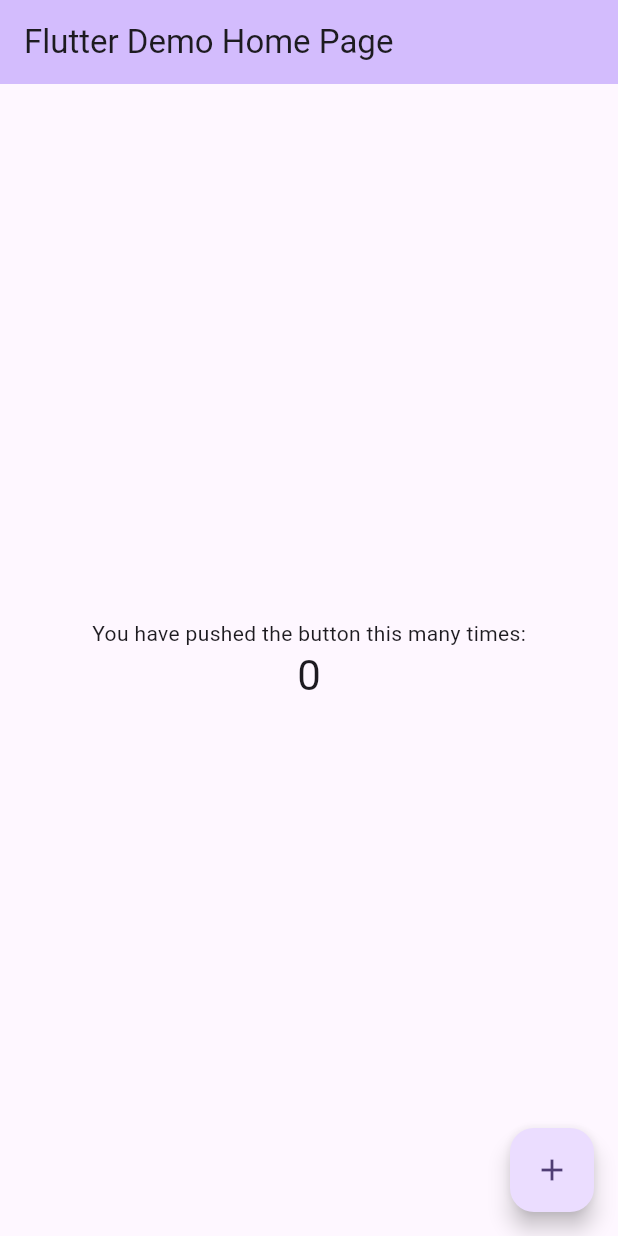
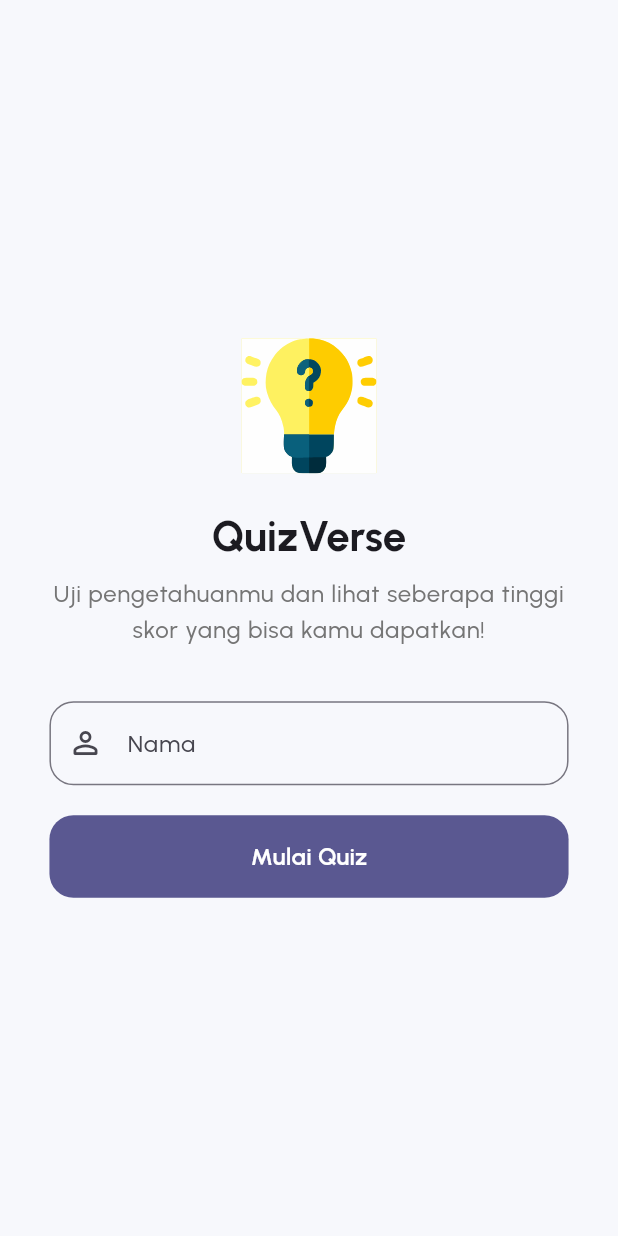
Before and after one commit to Azkakaban/QuizVerse, a Flutter app: the screen it shows after launch, on a phone screen of 412 x 824 dp. Run offline on Flutter 3.47's test engine with Material 3 defaults, Android fonts, the phone set to English and light mode, and no system bars; our stand-ins replace flutter_svg.

Commit message:
tambah dasar aplikasi dan halaman welcome

```diff
--- a/lib/main.dart
+++ b/lib/main.dart
@@ -1,122 +1,22 @@
 import 'package:flutter/material.dart';
 
+import 'screens/welcome_screen.dart';
+import 'theme/app_theme.dart';
+
 void main() {
-  runApp(const MyApp());
+  runApp(const QuizVerseApp());
 }
 
-class MyApp extends StatelessWidget {
-  const MyApp({super.key});
+class QuizVerseApp extends StatelessWidget {
+  const QuizVerseApp({super.key});
 
-  // This widget is the root of your application.
   @override
   Widget build(BuildContext context) {
     return MaterialApp(
-      title: 'Flutter Demo',
-      theme: ThemeData(
-        // This is the theme of your application.
-        //
-        // TRY THIS: Try running your application with "flutter run". You'll see
-        // the application has a purple toolbar. Then, without quitting the app,
-        // try changing the seedColor in the colorScheme below to Colors.green
-        // and then invoke "hot reload" (save your changes or press the "hot
-        // reload" button in a Flutter-supported IDE, or press "r" if you used
-        // the command line to start the app).
-        //
-        // Notice that the counter didn't reset back to zero; the application
-        // state is not lost during the reload. To reset the state, use hot
-        // restart instead.
-        //
-        // This works for code too, not just values: Most code changes can be
-        // tested with just a hot reload.
-        colorScheme: .fromSeed(seedColor: Colors.deepPurple),
-      ),
-      home: const MyHomePage(title: 'Flutter Demo Home Page'),
+      debugShowCheckedModeBanner: false,
+      title: 'QuizVerse',
+      theme: AppTheme.lightTheme,
+      home: const WelcomeScreen(),
     );
   }
 }
-
-class MyHomePage extends StatefulWidget {
-  const MyHomePage({super.key, required this.title});
-
-  // This widget is the home page of your application. It is stateful, meaning
-  // that it has a State object (defined below) that contains fields that affect
-  // how it looks.
-
-  // This class is the configuration for the state. It holds the values (in this
-  // case the title) provided by the parent (in this case the App widget) and
-  // used by the build method of the State. Fields in a Widget subclass are
-  // always marked "final".
-
-  final String title;
-
-  @override
-  State<MyHomePage> createState() => _MyHomePageState();
-}
-
-class _MyHomePageState extends State<MyHomePage> {
-  int _counter = 0;
-
-  void _incrementCounter() {
-    setState(() {
-      // This call to setState tells the Flutter framework that something has
-      // changed in this State, which causes it to rerun the build method below
-      // so that the display can reflect the updated values. If we changed
-      // _counter without calling setState(), then the build method would not be
-      // called again, and so nothing would appear to happen.
-      _counter++;
-    });
-  }
-
-  @override
-  Widget build(BuildContext context) {
-    // This method is rerun every time setState is called, for instance as done
-    // by the _incrementCounter method above.
-    //
-    // The Flutter framework has been optimized to make rerunning build methods
-    // fast, so that you can just rebuild anything that needs updating rather
-    // than having to individually change instances of widgets.
-    return Scaffold(
-      appBar: AppBar(
-        // TRY THIS: Try changing the color here to a specific color (to
-        // Colors.amber, perhaps?) and trigger a hot reload to see the AppBar
-        // change color while the other colors stay the same.
-        backgroundColor: Theme.of(context).colorScheme.inversePrimary,
-        // Here we take the value from the MyHomePage object that was created by
-        // the App.build method, and use it to set our appbar title.
-        title: Text(widget.title),
-      ),
-      body: Center(
-        // Center is a layout widget. It takes a single child and positions it
-        // in the middle of the parent.
-        child: Column(
-          // Column is also a layout widget. It takes a list of children and
-          // arranges them vertically. By default, it sizes itself to fit its
-          // children horizontally, and tries to be as tall as its parent.
-          //
-          // Column has various properties to control how it sizes itself and
-          // how it positions its children. Here we use mainAxisAlignment to
-          // center the children vertically; the main axis here is the vertical
-          // axis because Columns are vertical (the cross axis would be
-          // horizontal).
-          //
-          // TRY THIS: Invoke "debug painting" (choose the "Toggle Debug Paint"
-          // action in the IDE, or press "p" in the console), to see the
-          // wireframe for each widget.
-          mainAxisAlignment: .center,
-          children: [
-            const Text('You have pushed the button this many times:'),
-            Text(
-              '$_counter',
-              style: Theme.of(context).textTheme.headlineMedium,
-            ),
-          ],
-        ),
-      ),
-      floatingActionButton: FloatingActionButton(
-        onPressed: _incrementCounter,
-        tooltip: 'Increment',
-        child: const Icon(Icons.add),
-      ),
-    );
-  }
-}
--- /dev/null
+++ b/lib/screens/welcome_screen.dart
@@ -0,0 +1,126 @@
+import 'package:flutter/material.dart';
+import 'package:flutter_svg/flutter_svg.dart';
+
+class WelcomeScreen extends StatefulWidget {
+  const WelcomeScreen({super.key});
+
+  @override
+  State<WelcomeScreen> createState() => _WelcomeScreenState();
+}
+
+class _WelcomeScreenState extends State<WelcomeScreen> {
+  final TextEditingController _nameController = TextEditingController();
+
+  @override
+  void dispose() {
+    _nameController.dispose();
+    super.dispose();
+  }
+
+  void _startQuiz() {
+    final name = _nameController.text.trim();
+
+    if (name.isEmpty) {
+      ScaffoldMessenger.of(context).showSnackBar(
+        const SnackBar(
+          content: Text('Silakan masukkan nama terlebih dahulu.'),
+        ),
+      );
+      return;
+    }
+
+    ScaffoldMessenger.of(context).showSnackBar(
+      SnackBar(
+        content: Text('Selamat datang, $name!'),
+      ),
+    );
+  }
+
+  @override
+  Widget build(BuildContext context) {
+    final screenWidth = MediaQuery.sizeOf(context).width;
+
+    return Scaffold(
+      body: SafeArea(
+        child: Center(
+          child: SingleChildScrollView(
+            padding: EdgeInsets.symmetric(
+              horizontal: screenWidth * 0.08,
+              vertical: 24,
+            ),
+            child: ConstrainedBox(
+              constraints: const BoxConstraints(
+                maxWidth: 500,
+              ),
+              child: Column(
+                mainAxisAlignment: MainAxisAlignment.center,
+                children: [
+                  SvgPicture.asset(
+                    'assets/icons/quiz_logo.svg',
+                    width: 90,
+                    height: 90,
+                  ),
+                  const SizedBox(height: 24),
+                  Text(
+                    'QuizVerse',
+                    style: Theme.of(context)
+                        .textTheme
+                        .headlineMedium
+                        ?.copyWith(
+                          fontWeight: FontWeight.bold,
+                        ),
+                  ),
+                  const SizedBox(height: 8),
+                  Text(
+                    'Uji pengetahuanmu dan lihat seberapa tinggi skor yang bisa kamu dapatkan!',
+                    textAlign: TextAlign.center,
+                    style: Theme.of(context).textTheme.bodyLarge?.copyWith(
+                          color: Colors.grey.shade600,
+                        ),
+                  ),
+                  const SizedBox(height: 36),
+                  TextField(
+                    controller: _nameController,
+                    textInputAction: TextInputAction.done,
+                    decoration: InputDecoration(
+                      labelText: 'Nama',
+                      hintText: 'Masukkan nama kamu',
+                      prefixIcon: const Icon(
+                        Icons.person_outline_rounded,
+                      ),
+                      border: OutlineInputBorder(
+                        borderRadius: BorderRadius.circular(16),
+                      ),
+                    ),
+                  ),
+                  const SizedBox(height: 20),
+                  SizedBox(
+                    width: double.infinity,
+                    child: FilledButton(
+                      onPressed: _startQuiz,
+                      style: FilledButton.styleFrom(
+                        padding: const EdgeInsets.symmetric(
+                          vertical: 16,
+                        ),
+                        shape: RoundedRectangleBorder(
+                          borderRadius: BorderRadius.circular(16),
+                        ),
+                      ),
+                      child: const Text(
+                        'Mulai Quiz',
+                        style: TextStyle(
+                          fontSize: 16,
+                          fontWeight: FontWeight.w600,
+                        ),
+                      ),
+                    ),
+                  ),
+                ],
+              ),
+            ),
+          ),
+        ),
+      ),
+    );
+  }
+}
--- /dev/null
+++ b/lib/theme/app_theme.dart
@@ -0,0 +1,18 @@
+import 'package:flutter/material.dart';
+
+class AppTheme {
+  static ThemeData lightTheme = ThemeData(
+    useMaterial3: true,
+    fontFamily: 'Urbanist',
+    scaffoldBackgroundColor: const Color(0xFFF7F8FC),
+    colorScheme: ColorScheme.fromSeed(
+      seedColor: const Color(0xFF6C63FF),
+      brightness: Brightness.light,
+    ),
+    appBarTheme: const AppBarTheme(
+      centerTitle: true,
+      elevation: 0,
+      backgroundColor: Colors.transparent,
+    ),
+  );
+}
```
Also changed, not shown: lib/data/quiz_questions.dart (added, +54 -0 lines), lib/models/question.dart (added, +11 -0 lines), 1 other file.
